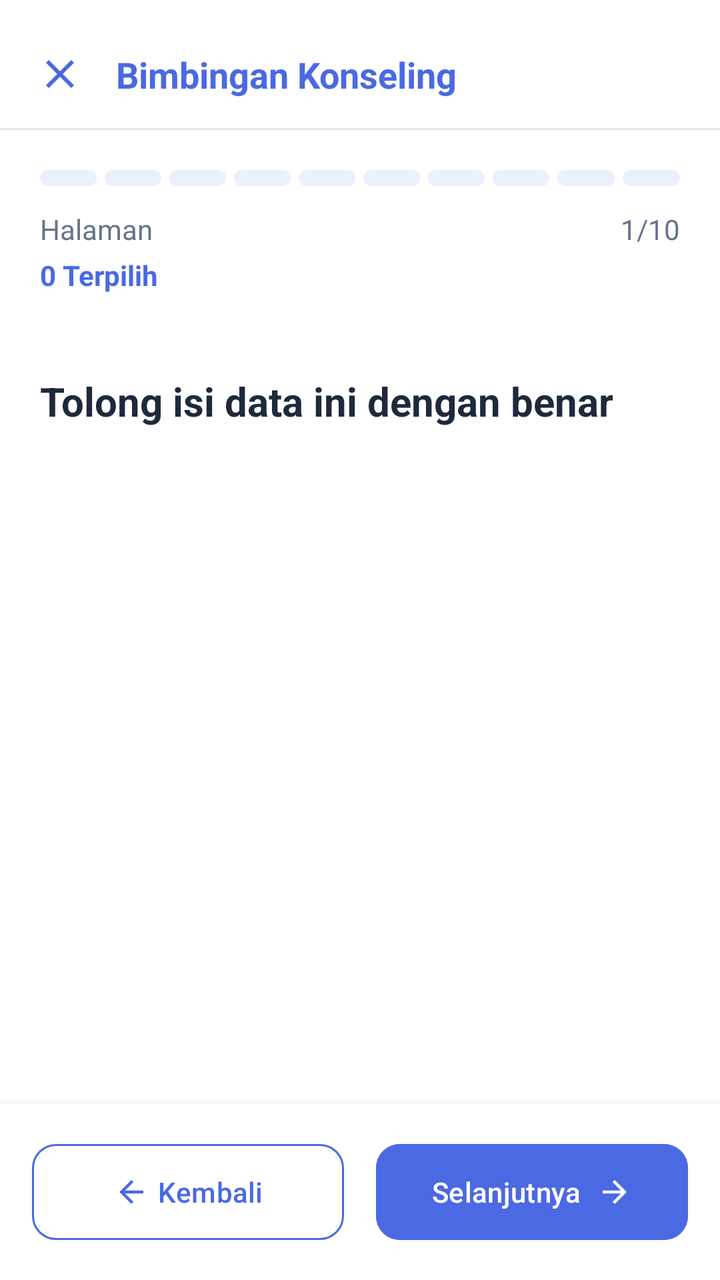
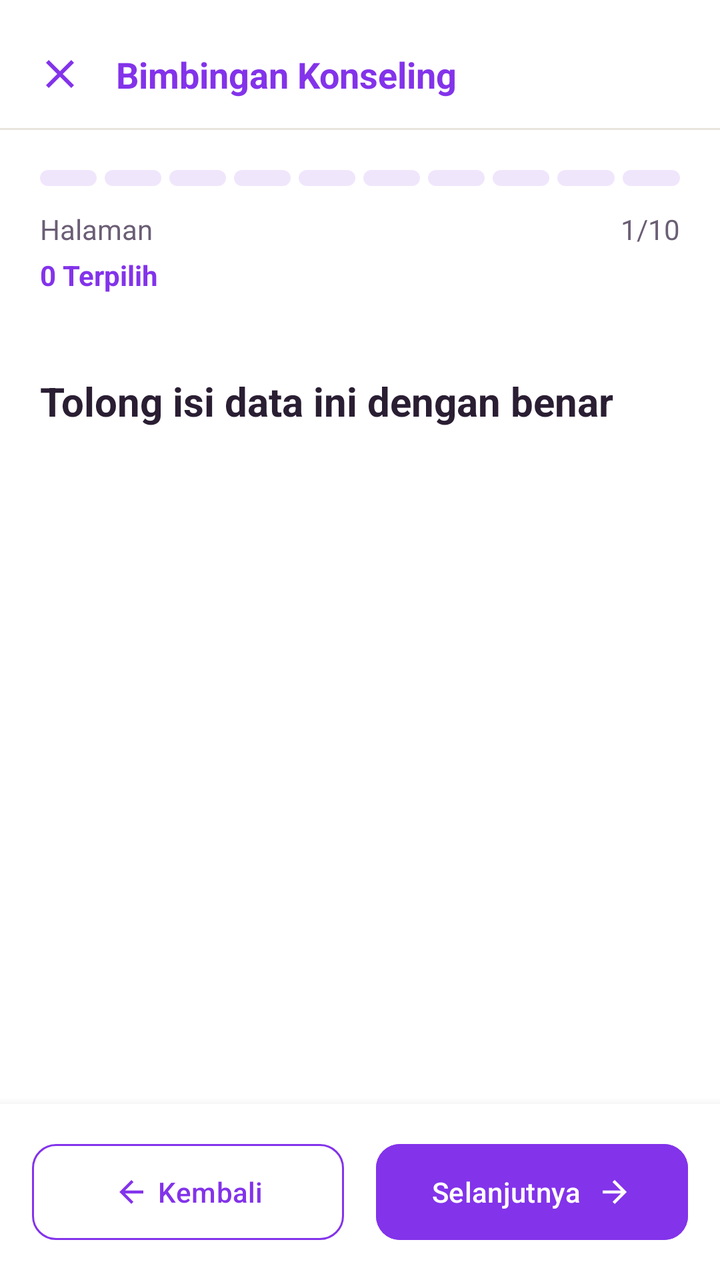

Screens rendered from an Android XML layout before and after an edit, with the pre-edit source and the edit as a unified diff.
<!-- AndroidManifest.xml: application theme Theme.BkNova -->
<!-- res/layout/fragment_form_aum_siswa.xml -->
<?xml version="1.0" encoding="utf-8"?>
<androidx.constraintlayout.widget.ConstraintLayout xmlns:android="http://schemas.android.com/apk/res/android"
    xmlns:app="http://schemas.android.com/apk/res-auto"
    xmlns:tools="http://schemas.android.com/tools"
    android:layout_width="match_parent"
    android:layout_height="match_parent"
    android:background="@color/white"
    tools:context=".fragment.FormAumFragment">

    
    <androidx.constraintlayout.widget.ConstraintLayout
        android:id="@+id/header"
        android:layout_width="match_parent"
        android:layout_height="?attr/actionBarSize"
        android:paddingHorizontal="18dp"
        app:layout_constraintTop_toTopOf="parent">

        <ImageView
            android:id="@+id/btn_close"
            android:layout_width="24dp"
            android:layout_height="24dp"
            android:contentDescription="@string/cd_tutup"
            android:src="@drawable/ic_close"
            android:layout_marginTop="10dp"
            app:layout_constraintBottom_toBottomOf="parent"
            app:layout_constraintStart_toStartOf="parent"
            app:layout_constraintTop_toTopOf="parent"
            app:tint="@color/blue_primary" />

        <TextView
            android:layout_width="wrap_content"
            android:layout_height="wrap_content"
            android:layout_marginStart="16dp"
            android:layout_marginTop="10dp"
            android:text="@string/bk"
            android:textColor="@color/blue_primary"
            android:textSize="18sp"
            android:textStyle="bold"
            app:layout_constraintBottom_toBottomOf="parent"
            app:layout_constraintStart_toEndOf="@id/btn_close"
            app:layout_constraintTop_toTopOf="parent" />


    </androidx.constraintlayout.widget.ConstraintLayout>

    <View
        android:id="@+id/divider_header"
        android:layout_width="match_parent"
        android:layout_height="1dp"
        android:background="@color/divider_color"
        app:layout_constraintTop_toBottomOf="@id/header" />

    
    <LinearLayout
        android:id="@+id/progress_section"
        android:layout_width="match_parent"
        android:layout_height="wrap_content"
        android:orientation="vertical"
        android:padding="20dp"
        app:layout_constraintTop_toBottomOf="@id/divider_header">

        
        <LinearLayout
            android:id="@+id/container_progress_bars"
            android:layout_width="match_parent"
            android:layout_height="8dp"
            android:orientation="horizontal"
            android:weightSum="10">

            
            <View android:id="@+id/step_1" android:layout_width="0dp" android:layout_height="match_parent" android:layout_weight="1" android:layout_marginEnd="4dp" android:background="@drawable/bg_progress_segment" />
            <View android:id="@+id/step_2" android:layout_width="0dp" android:layout_height="match_parent" android:layout_weight="1" android:layout_marginEnd="4dp" android:background="@drawable/bg_progress_segment" />
            <View android:id="@+id/step_3" android:layout_width="0dp" android:layout_height="match_parent" android:layout_weight="1" android:layout_marginEnd="4dp" android:background="@drawable/bg_progress_segment" />
            <View android:id="@+id/step_4" android:layout_width="0dp" android:layout_height="match_parent" android:layout_weight="1" android:layout_marginEnd="4dp" android:background="@drawable/bg_progress_segment" />
            <View android:id="@+id/step_5" android:layout_width="0dp" android:layout_height="match_parent" android:layout_weight="1" android:layout_marginEnd="4dp" android:background="@drawable/bg_progress_segment" />
            <View android:id="@+id/step_6" android:layout_width="0dp" android:layout_height="match_parent" android:layout_weight="1" android:layout_marginEnd="4dp" android:background="@drawable/bg_progress_segment" />
            <View android:id="@+id/step_7" android:layout_width="0dp" android:layout_height="match_parent" android:layout_weight="1" android:layout_marginEnd="4dp" android:background="@drawable/bg_progress_segment" />
            <View android:id="@+id/step_8" android:layout_width="0dp" android:layout_height="match_parent" android:layout_weight="1" android:layout_marginEnd="4dp" android:background="@drawable/bg_progress_segment" />
            <View android:id="@+id/step_9" android:layout_width="0dp" android:layout_height="match_parent" android:layout_weight="1" android:layout_marginEnd="4dp" android:background="@drawable/bg_progress_segment" />
            <View android:id="@+id/step_10" android:layout_width="0dp" android:layout_height="match_parent" android:layout_weight="1" android:background="@drawable/bg_progress_segment" />

        </LinearLayout>

        <RelativeLayout
            android:layout_width="match_parent"
            android:layout_height="wrap_content"
            android:layout_marginTop="12dp">

            <TextView
                android:id="@+id/tv_progress_label"
                android:layout_width="wrap_content"
                android:layout_height="wrap_content"
                android:layout_alignParentStart="true"
                android:text="Halaman"
                android:textColor="@color/text_color_secondary"
                android:textSize="14sp" />

            <TextView
                android:id="@+id/tv_progress_percent"
                android:layout_width="wrap_content"
                android:layout_height="wrap_content"
                android:layout_alignParentEnd="true"
                android:text="1/10"
                android:textColor="@color/text_color_secondary"
                android:textSize="14sp" />

            <TextView
                android:id="@+id/tv_selected_count"
                android:layout_width="wrap_content"
                android:layout_height="wrap_content"
                android:layout_below="@id/tv_progress_label"
                android:layout_alignParentStart="true"
                android:layout_marginTop="4dp"
                android:text="0 Terpilih"
                android:textColor="@color/blue_primary"
                android:textSize="14sp"
                android:textStyle="bold" />

        </RelativeLayout>

    </LinearLayout>

    
    <androidx.core.widget.NestedScrollView
        android:id="@+id/scroll_view_content"
        android:layout_width="match_parent"
        android:layout_height="0dp"
        android:fillViewport="true"
        app:layout_constraintBottom_toTopOf="@id/bottom_nav"
        app:layout_constraintTop_toBottomOf="@id/progress_section">

        <LinearLayout
            android:layout_width="match_parent"
            android:layout_height="wrap_content"
            android:orientation="vertical"
            android:padding="20dp">

            <TextView
                android:id="@+id/tv_question_title"
                android:layout_width="match_parent"
                android:layout_height="wrap_content"

                android:text="@string/aum_q1_text"
                android:textColor="@color/text_color_primary"
                android:textSize="20sp"
                android:textStyle="bold" />

            <LinearLayout
                android:id="@+id/container_options"
                android:layout_width="match_parent"
                android:layout_height="wrap_content"
                android:layout_marginTop="24dp"
                android:orientation="vertical">

                

            </LinearLayout>

        </LinearLayout>
    </androidx.core.widget.NestedScrollView>

    
    <LinearLayout
        android:id="@+id/bottom_nav"
        android:layout_width="match_parent"
        android:layout_height="wrap_content"
        android:background="@color/white"
        android:elevation="8dp"
        android:orientation="horizontal"
        android:padding="16dp"
        app:layout_constraintBottom_toBottomOf="parent">

        <com.google.android.material.button.MaterialButton
            android:id="@+id/btn_back"
            style="@style/Widget.Material3.Button.OutlinedButton"
            android:layout_width="0dp"
            android:layout_height="56dp"
            android:layout_marginEnd="8dp"
            android:layout_weight="1"
            android:text="@string/btn_kembali"
            android:textAllCaps="false"
            android:textColor="@color/blue_primary"
            app:cornerRadius="12dp"
            app:icon="@drawable/ic_arrow_back"
            app:iconGravity="textStart"
            app:iconTint="@color/blue_primary"
            app:strokeColor="@color/blue_primary" />

        <com.google.android.material.button.MaterialButton
            android:id="@+id/btn_next"
            android:layout_width="0dp"
            android:layout_height="56dp"
            android:layout_marginStart="8dp"
            android:layout_weight="1"
            android:backgroundTint="@color/blue_primary"
            android:text="@string/btn_selanjutnya"
            android:textAllCaps="false"
            android:textColor="@color/white"
            app:cornerRadius="12dp"
            app:icon="@drawable/ic_arrow_forward"
            app:iconGravity="textEnd"
            app:iconTint="@color/white" />

    </LinearLayout>

</androidx.constraintlayout.widget.ConstraintLayout>
<!-- resources referenced by this layout -->
<resources>
  <color name="blue_primary">#4A69E2</color>
  <color name="divider_color">#E2E8F0</color>
  <color name="text_color_primary">#1E293B</color>
  <color name="text_color_secondary">#64748B</color>
  <color name="white">#FFFFFFFF</color>
  <!-- drawable bg_progress_segment (drawable) -->
  <?xml version="1.0" encoding="utf-8"?>
  <shape xmlns:android="http://schemas.android.com/apk/res/android"
      android:shape="rectangle">
      <corners android:radius="100dp" />
      <solid android:color="@color/blue_light" />
  </shape>
  <!-- drawable ic_arrow_forward (drawable) -->
  <vector xmlns:android="http://schemas.android.com/apk/res/android"
      android:width="24dp"
      android:height="24dp"
      android:viewportWidth="24"
      android:viewportHeight="24">
      <path
          android:fillColor="#FF000000"
          android:pathData="M12,4l-1.41,1.41L16.17,11H4v2h12.17l-5.58,5.59L12,20l8,-8z" />
  </vector>
  <string name="aum_q1_text">Tolong isi data ini dengan benar</string>
  <string name="bk">Bimbingan Konseling</string>
  <string name="btn_kembali">Kembali</string>
  <string name="btn_selanjutnya">Selanjutnya</string>
  <string name="cd_tutup">Tutup</string>
  <style name="Theme.BkNova" parent="Base.Theme.BkNova" />
  <color name="blue_light">#EBF0FF</color>
  <style name="Base.Theme.BkNova" parent="Theme.Material3.Light.NoActionBar">
          
          
          <item name="android:windowBackground">@color/white</item>
      </style>
  <!-- unchanged entries left out for length: 2 -->
</resources>

<!-- the commit's change to res/layout/fragment_form_aum_siswa.xml (unified diff, before → after) -->
@@ -25,7 +25,7 @@
             app:layout_constraintBottom_toBottomOf="parent"
             app:layout_constraintStart_toStartOf="parent"
             app:layout_constraintTop_toTopOf="parent"
-            app:tint="@color/blue_primary" />
+            app:tint="@color/brand_primary" />
 
         <TextView
             android:layout_width="wrap_content"
@@ -33,7 +33,7 @@
             android:layout_marginStart="16dp"
             android:layout_marginTop="10dp"
             android:text="@string/bk"
-            android:textColor="@color/blue_primary"
+            android:textColor="@color/brand_primary"
             android:textSize="18sp"
             android:textStyle="bold"
             app:layout_constraintBottom_toBottomOf="parent"
@@ -112,7 +112,7 @@
                 android:layout_alignParentStart="true"
                 android:layout_marginTop="4dp"
                 android:text="0 Terpilih"
-                android:textColor="@color/blue_primary"
+                android:textColor="@color/brand_primary"
                 android:textSize="14sp"
                 android:textStyle="bold" />
 
@@ -179,12 +179,12 @@
             android:layout_weight="1"
             android:text="@string/btn_kembali"
             android:textAllCaps="false"
-            android:textColor="@color/blue_primary"
+            android:textColor="@color/brand_primary"
             app:cornerRadius="12dp"
             app:icon="@drawable/ic_arrow_back"
             app:iconGravity="textStart"
-            app:iconTint="@color/blue_primary"
-            app:strokeColor="@color/blue_primary" />
+            app:iconTint="@color/brand_primary"
+            app:strokeColor="@color/brand_primary" />
 
         <com.google.android.material.button.MaterialButton
             android:id="@+id/btn_next"
@@ -192,7 +192,7 @@
             android:layout_height="56dp"
             android:layout_marginStart="8dp"
             android:layout_weight="1"
-            android:backgroundTint="@color/blue_primary"
+            android:backgroundTint="@color/brand_primary"
             android:text="@string/btn_selanjutnya"
             android:textAllCaps="false"
             android:textColor="@color/white"
<!-- resource entries referenced after the edit -->
@@ -1,16 +1,16 @@
 <!-- resources referenced by this layout -->
 <resources>
-  <color name="blue_primary">#4A69E2</color>
-  <color name="divider_color">#E2E8F0</color>
-  <color name="text_color_primary">#1E293B</color>
-  <color name="text_color_secondary">#64748B</color>
+  <color name="brand_primary">#8333EA</color>
+  <color name="divider_color">#E8E3DC</color>
+  <color name="text_color_primary">#2A1E33</color>
+  <color name="text_color_secondary">#6B5E75</color>
   <color name="white">#FFFFFFFF</color>
   <!-- drawable bg_progress_segment (drawable) -->
   <?xml version="1.0" encoding="utf-8"?>
   <shape xmlns:android="http://schemas.android.com/apk/res/android"
       android:shape="rectangle">
       <corners android:radius="100dp" />
-      <solid android:color="@color/blue_light" />
+      <solid android:color="@color/brand_soft" />
   </shape>
   <!-- drawable ic_arrow_forward (drawable) -->
   <vector xmlns:android="http://schemas.android.com/apk/res/android"
@@ -28,12 +28,56 @@
   <string name="btn_selanjutnya">Selanjutnya</string>
   <string name="cd_tutup">Tutup</string>
   <style name="Theme.BkNova" parent="Base.Theme.BkNova" />
-  <color name="blue_light">#EBF0FF</color>
+  <color name="brand_soft">#F0E6FC</color>
   <style name="Base.Theme.BkNova" parent="Theme.Material3.Light.NoActionBar">
+  
           
+          <item name="colorPrimary">@color/brand_primary</item>
+          <item name="colorOnPrimary">@color/white</item>
+          <item name="colorPrimaryContainer">@color/brand_soft</item>
+          <item name="colorOnPrimaryContainer">@color/text_color_primary</item>
+  
+          <item name="colorSecondary">@color/accent_pink</item>
           
-          <item name="android:windowBackground">@color/white</item>
+          <item name="colorOnSecondary">@color/text_color_primary</item>
+          <item name="colorSecondaryContainer">@color/accent_pink_soft</item>
+          <item name="colorOnSecondaryContainer">@color/text_color_primary</item>
+  
+          <item name="colorTertiary">@color/accent_peach</item>
+          <item name="colorOnTertiary">@color/text_color_primary</item>
+          <item name="colorTertiaryContainer">@color/accent_peach_soft</item>
+          <item name="colorOnTertiaryContainer">@color/text_color_primary</item>
+  
+          <item name="colorSurface">@color/white</item>
+          <item name="colorOnSurface">@color/text_color_primary</item>
+          <item name="colorSurfaceVariant">@color/background_cream</item>
+          <item name="colorOnSurfaceVariant">@color/text_color_secondary</item>
+          <item name="android:colorBackground">@color/background_cream</item>
+          <item name="colorOnBackground">@color/text_color_primary</item>
+  
+          <item name="colorOutline">@color/divider_color</item>
+          <item name="colorOutlineVariant">@color/divider_color</item>
+  
+          <item name="colorError">@color/red_text</item>
+          <item name="colorOnError">@color/white</item>
+          <item name="colorErrorContainer">@color/red_light</item>
+          <item name="colorOnErrorContainer">@color/red_text</item>
+  
+          <item name="android:windowBackground">@color/background_cream</item>
+  
+          
+          <item name="android:statusBarColor">@color/white</item>
+          <item name="android:windowLightStatusBar">true</item>
+          <item name="android:navigationBarColor">@color/white</item>
+          <item name="android:windowLightNavigationBar" tools:targetApi="o_mr1">true</item>
       </style>
+  <color name="accent_pink">#FF7FAF</color>
+  <color name="accent_pink_soft">#FFECF3</color>
+  <color name="accent_peach">#FFC6BF</color>
+  <color name="accent_peach_soft">#FFE8E5</color>
+  <color name="background_cream">#F8F7F2</color>
+  <color name="red_text">#DC2626</color>
+  <color name="red_light">#FEE2E2</color>
   <!-- unchanged entries left out for length: 2 -->
 </resources>
 
